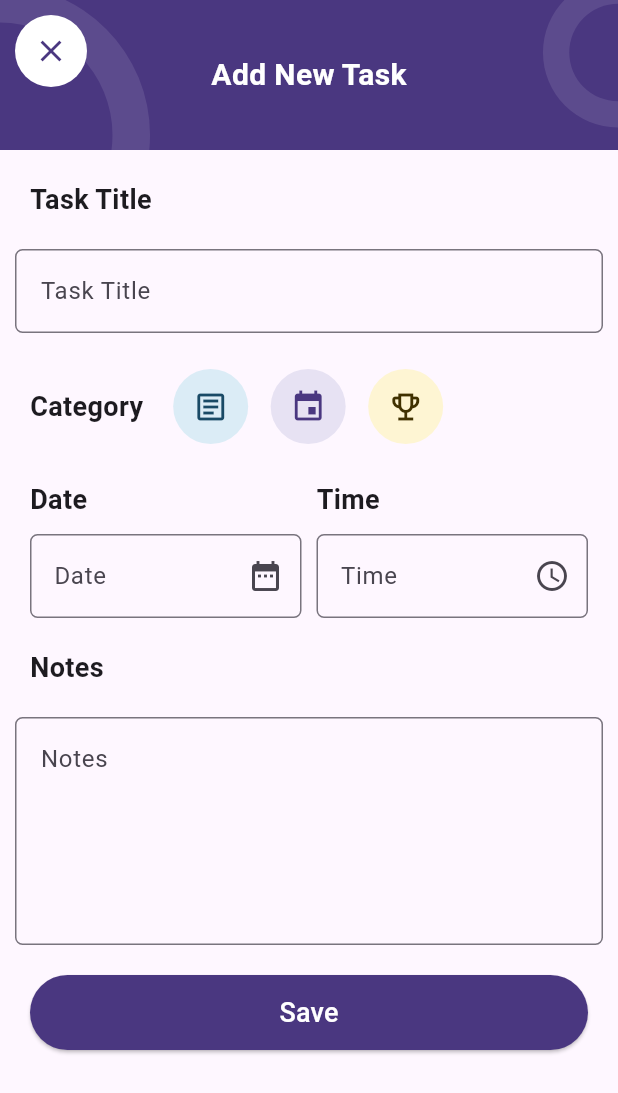
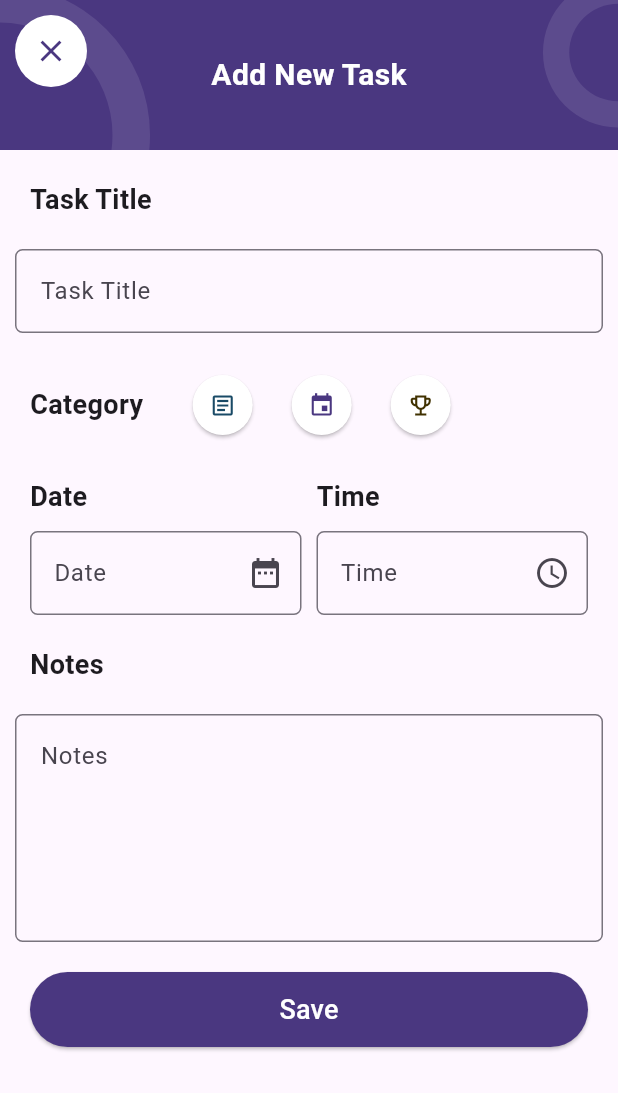
Before and after one commit to MuhammadOHijazi/to_do_list, a Flutter app: the AddNewTaskScreen screen opened directly, after a tap on "Save", on a phone screen of 412 x 824 dp. Shown: the top 1093 px of the screen. Run offline on Flutter 3.47's test engine with Material 3 defaults, Android fonts, the phone set to English and light mode, and no system bars; our stand-ins replace sqflite; accounts and stored records are empty.

Commit message:
Picking category

```diff
--- a/lib/main.dart
+++ b/lib/main.dart
@@ -1,7 +1,8 @@
 import 'package:flutter/material.dart';
+import 'package:to_do_list/utils/database.dart';
 import 'modules/my_to_do_list_screen.dart';
 
-void main() {
+void main() async{
   runApp(const MyApp());
 }
 
--- a/lib/modules/add_new_task_screen.dart
+++ b/lib/modules/add_new_task_screen.dart
@@ -11,16 +11,16 @@ class AddNewTaskScreen extends StatefulWidget {
 }
 
 class AddNewTaskScreenState extends State<AddNewTaskScreen> {
-
   @override
-  void initState(){
+  void initState() {
     super.initState();
   }
 
-  TextEditingController dateController  = TextEditingController();
-  TextEditingController timeController  = TextEditingController();
+  TextEditingController dateController = TextEditingController();
+  TextEditingController timeController = TextEditingController();
   TextEditingController titleController = TextEditingController();
   TextEditingController notesController = TextEditingController();
+  var Category = "";
 
   @override
   Widget build(BuildContext context) {
@@ -119,9 +119,11 @@ class AddNewTaskScreenState extends State<AddNewTaskScreen> {
                                   color: Color(0xff4A3780),
                                 ),
                                 onPressed: () {
-                                  Navigator.push(context, MaterialPageRoute(
-                                      builder:(context)=> const MyToDoList()
-                                  ));
+                                  Navigator.push(
+                                      context,
+                                      MaterialPageRoute(
+                                          builder: (context) =>
+                                              const MyToDoList()));
                                 },
                               ),
                             ),
@@ -161,12 +163,9 @@ class AddNewTaskScreenState extends State<AddNewTaskScreen> {
                           borderSide: BorderSide(
                         color: Color(0xff4A3780),
                         width: 3,
-                          )
-                      )
-
-                  ),
-                  validator: (value){
-                    if (value == null || value.isEmpty){
+                      ))),
+                  validator: (value) {
+                    if (value == null || value.isEmpty) {
                       return 'Task Must Have a name';
                     }
                     return null;
@@ -191,38 +190,51 @@ class AddNewTaskScreenState extends State<AddNewTaskScreen> {
                       ),
                     ),
                   ),
-                  Container(
-                    height: 50,
-                    width: 50,
-                    decoration: const BoxDecoration(
-                      shape: BoxShape.circle,
-                      color: Color(0xffDBECF6),
+                  ElevatedButton(
+                    onPressed: () async {
+                      setState(() {
+                        Category = "article";
+                      });
+                    },
+                    style: ElevatedButton.styleFrom(
+                      backgroundColor: Category == "article"
+                          ? const Color(0xffDBECF6)
+                          : Colors.white, // Set button color
+                      shape: const CircleBorder(),
                     ),
                     child: const Icon(
                       Icons.article_outlined,
                       color: Color(0xff194A66),
                     ),
                   ),
-                  const SizedBox(width: 15),
-                  Container(
-                    height: 50,
-                    width: 50,
-                    decoration: const BoxDecoration(
-                      shape: BoxShape.circle,
-                      color: Color(0xffE7E2F3),
+                  ElevatedButton(
+                    onPressed: () {
+                      setState(() {
+                        Category = "task";
+                      });
+                    },
+                    style: ElevatedButton.styleFrom(
+                      backgroundColor: Category == "task"
+                          ? const Color(0xffE7E2F3)
+                          : Colors.white,
+                      shape: const CircleBorder(),
                     ),
                     child: const Icon(
                       Icons.event,
                       color: Color(0xff4A3780),
                     ),
                   ),
-                  const SizedBox(width: 15),
-                  Container(
-                    height: 50,
-                    width: 50,
-                    decoration: const BoxDecoration(
-                      shape: BoxShape.circle,
-                      color: Color(0xffFEF5D3),
+                  ElevatedButton(
+                    onPressed: () {
+                      setState(() {
+                        Category = "goal";
+                      });
+                    },
+                    style: ElevatedButton.styleFrom(
+                      backgroundColor: Category == "goal"
+                          ? const Color(0xffFEF5D3)
+                          : Colors.white,
+                      shape: const CircleBorder(),
                     ),
                     child: const Icon(
                       Icons.emoji_events_outlined,
@@ -260,16 +272,14 @@ class AddNewTaskScreenState extends State<AddNewTaskScreen> {
                                     borderSide: BorderSide(
                                   color: Color(0xff4A3780),
                                   width: 3,
-                                )
-                              )
-                            ),
-                            validator: (value){
-                              if (value == null || value.isEmpty){
+                                ))),
+                            validator: (value) {
+                              if (value == null || value.isEmpty) {
                                 return 'Task Must Have a Date';
                               }
                               return null;
                             },
-                            onTap: (){
+                            onTap: () {
                               selectDate();
                             },
                           ),
@@ -292,14 +302,14 @@ class AddNewTaskScreenState extends State<AddNewTaskScreen> {
                           ),
                           const SizedBox(height: 10),
                           TextFormField(
-                            validator: (value){
-                              if (value == null || value.isEmpty){
+                            validator: (value) {
+                              if (value == null || value.isEmpty) {
                                 return 'Task Must Have a Time';
                               }
                               return null;
                             },
                             controller: timeController,
-                            onTap: (){
+                            onTap: () {
                               selectTime();
                             },
                             decoration: InputDecoration(
@@ -312,9 +322,7 @@ class AddNewTaskScreenState extends State<AddNewTaskScreen> {
                                     borderSide: BorderSide(
                                   color: Color(0xff4A3780),
                                   width: 3,
-                                    )
-                                )
-                            ),
+                                ))),
                           ),
                         ],
                       ),
@@ -347,12 +355,10 @@ class AddNewTaskScreenState extends State<AddNewTaskScreen> {
                         borderSide: BorderSide(
                       color: Color(0xff4A3780),
                       width: 3,
-                        )
-                    ),
+                    )),
                     border: OutlineInputBorder(
                       gapPadding: 5,
                       borderRadius: BorderRadius.circular(5),
-
                     ),
                   ),
                 ),
@@ -360,23 +366,38 @@ class AddNewTaskScreenState extends State<AddNewTaskScreen> {
               Padding(
                 padding: const EdgeInsetsDirectional.all(20),
                 child: SizedBox(
-                  width: double.infinity, // Makes the button take the full width
+                  width:
+                      double.infinity, // Makes the button take the full width
                   height: 50, // Sets a fixed height for the button
                   child: ElevatedButton(
-                    onPressed: () async{
-                      // ToDO: Fix and pass the database to be able to insert into it
-                      await DataBase().insertToDatabase(
+                    onPressed: () async {
+                      if (titleController.text.isNotEmpty &&
+                          dateController.text.isNotEmpty &&
+                          timeController.text.isNotEmpty) {
+                        // Insert data into the database
+                        await DataBase()
+                            .insertToDatabase(
                           titleController.text,
-                        "category", // You may need to adjust this to get the selected category
+                          Category, // You can modify this to select categories
                           dateController.text,
                           timeController.text,
-                        notesController.text, // Add this to handle notes
-                      );
+                          notesController.text,
+                        )
+                            .then((value) async {
+                          // await todoDatabase.getDataFromDatabase();
+                          Navigator.push(
+                              context,
+                              MaterialPageRoute(
+                                  builder: (context) => const MyToDoList()));
+                        });
+                      }
                     },
                     style: ElevatedButton.styleFrom(
-                      backgroundColor: const Color(0xff4A3780), // Set button color
+                      backgroundColor:
+                          const Color(0xff4A3780), // Set button color
                       shape: RoundedRectangleBorder(
-                        borderRadius: BorderRadius.circular(25), // Rounded corners
+                        borderRadius:
+                            BorderRadius.circular(25), // Rounded corners
                       ),
                     ),
                     child: const Text(
@@ -396,30 +417,26 @@ class AddNewTaskScreenState extends State<AddNewTaskScreen> {
     );
   }
 
-  Future<void>selectDate() async{
+  Future<void> selectDate() async {
     DateTime? picked = await showDatePicker(
-        context: context,
-        firstDate: DateTime.now(),
-        lastDate: DateTime(20000)
-    );
-    if (picked != null){
-      setState((){
+        context: context, firstDate: DateTime.now(), lastDate: DateTime(20000));
+    if (picked != null) {
+      setState(() {
         dateController.text = picked.toString().split(" ")[0];
       });
     }
   }
-  Future<void>selectTime() async{
-   TimeOfDay? timePicked =  await showTimePicker(context: context,
-        initialTime: TimeOfDay.now());
 
-   if (timePicked != null){
-     setState((){
-       timeController.text = "${timePicked.hourOfPeriod} : ${timePicked.minute}  ${timePicked.period.name}";
+  Future<void> selectTime() async {
+    TimeOfDay? timePicked =
+        await showTimePicker(context: context, initialTime: TimeOfDay.now());
 
+    if (timePicked != null) {
+      setState(() {
+        timeController.text =
+            "${timePicked.hourOfPeriod} : ${timePicked.minute}  ${timePicked.period.name}";
       });
     }
-
-
   }
 
 }
```
Also changed, not shown: lib/utils/database.dart (+30 -6 lines). Lines whose indentation alone changed are shown as unchanged.
